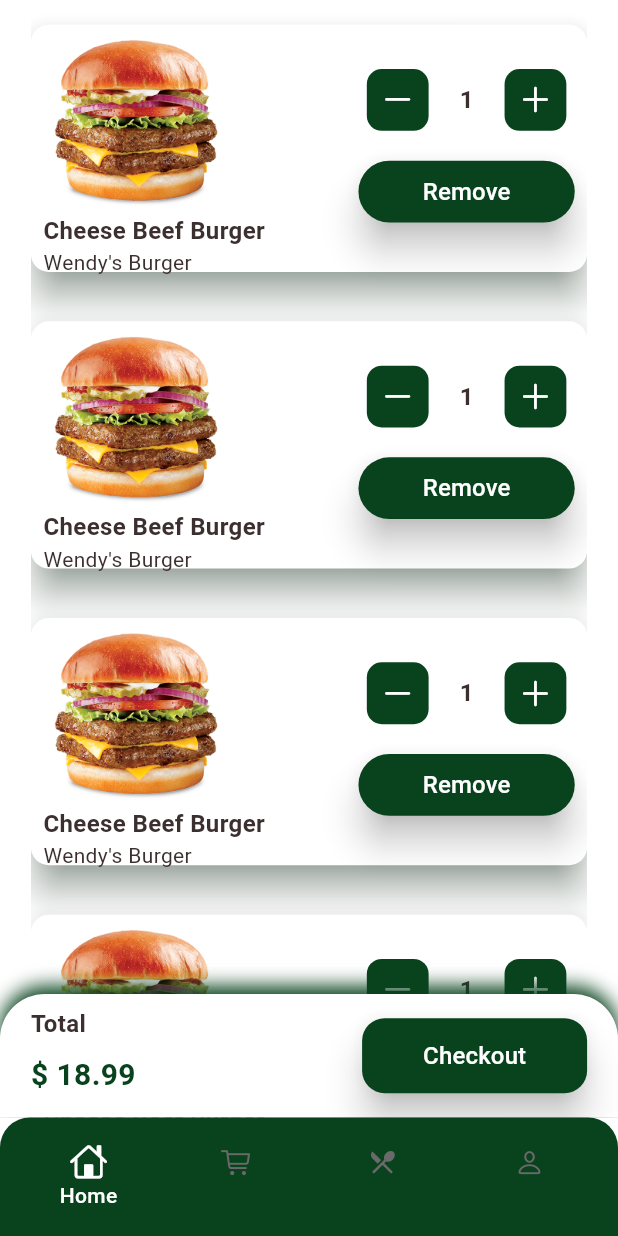
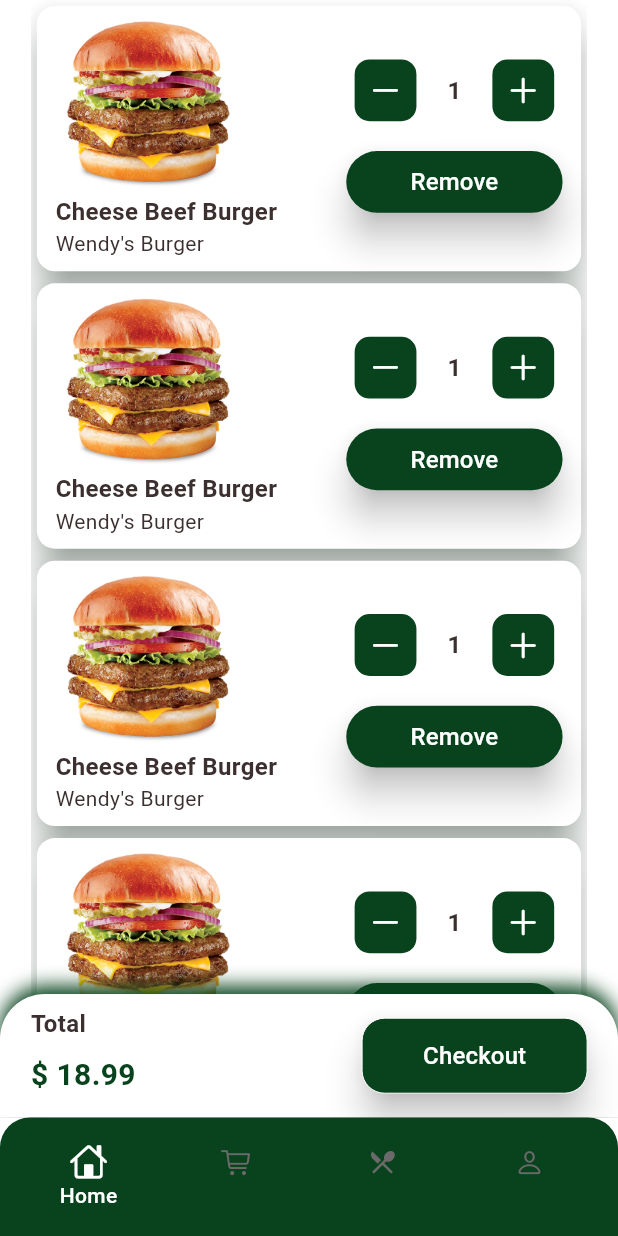
Before and after one commit to M-Waleed-Elsherbeny/Hungry-App, a Flutter app: the screen it shows after launch, swiped to page 2, on a phone screen of 412 x 824 dp. Run offline on Flutter 3.47's test engine with Material 3 defaults, Android fonts, the phone set to English and light mode, and no system bars; our stand-ins replace flutter_svg, google_fonts.

```diff
--- a/lib/core/components/custom_button.dart
+++ b/lib/core/components/custom_button.dart
@@ -8,23 +8,34 @@ class CustomButton extends StatelessWidget {
     required this.title,
     this.onTap,
     this.minimumSize,
+    this.backgroundColor,
+    this.borderColor,
+    this.textStyle,
   });
   final String title;
   final VoidCallback? onTap;
   final Size? minimumSize;
+  final Color? backgroundColor, borderColor;
+  final TextStyle? textStyle;
 
   @override
   Widget build(BuildContext context) {
     return ElevatedButton(
       onPressed: onTap,
       style: ElevatedButton.styleFrom(
-        backgroundColor: AppColors.kPrimaryColor,
-        shape: RoundedRectangleBorder(borderRadius: BorderRadius.circular(15)),
+        backgroundColor: backgroundColor ?? AppColors.kPrimaryColor,
+        shape: RoundedRectangleBorder(
+          borderRadius: BorderRadius.circular(15),
+          side: BorderSide(
+            color: borderColor ?? AppColors.kWhiteColor,
+            width: borderColor != null ? 2 : 0,
+          ),
+        ),
         alignment: Alignment.center,
         elevation: 10,
         minimumSize: minimumSize ?? const Size(150, 50),
       ),
-      child: Text(title, style: AppTextStyle.textWhite16W500),
+      child: Text(title, style: textStyle ?? AppTextStyle.textWhite16W500),
     );
   }
 }
--- a/lib/core/styles/fonts/app_text_style.dart
+++ b/lib/core/styles/fonts/app_text_style.dart
@@ -11,6 +11,12 @@ class AppTextStyle {
   static const TextStyle textGreen18W500 = TextStyle(
     color: AppColors.kPrimaryColor,
     fontSize: 18,
+    fontWeight: FontWeight.w500,
+    overflow: TextOverflow.ellipsis,
+  );
+  static const TextStyle textGreen16W500 = TextStyle(
+    color: AppColors.kPrimaryColor,
+    fontSize: 16,
     fontWeight: FontWeight.w500,
     overflow: TextOverflow.ellipsis,
   );
--- a/lib/features/cart/widgets/custom_cart_card.dart
+++ b/lib/features/cart/widgets/custom_cart_card.dart
@@ -28,24 +28,21 @@ class CustomCartCard extends StatelessWidget {
     double deviceHeight = MediaQuery.of(context).size.height;
     double deviceWidth = MediaQuery.of(context).size.width;
     return Card(
-      margin: EdgeInsets.only(
-        top: deviceHeight * 0.02,
-        bottom: deviceHeight * 0.02,
-      ),
+      // margin: EdgeInsets.only(
+      //   top: deviceHeight * 0.02,
+      //   bottom: deviceHeight * 0.02,
+      // ),
       color: AppColors.kWhiteColor,
       elevation: 10,
       shadowColor: AppColors.kPrimaryColor,
       child: Padding(
         padding: EdgeInsets.only(
-          right: deviceWidth * 0.02,
-          left: deviceWidth * 0.02,
+          right: deviceWidth * 0.03,
+          left: deviceWidth * 0.03,
         ),
         child: Row(
           children: [
-            SizedBox(
-              width: deviceWidth * 0.5,
-              height: deviceHeight * 0.2,
-              child: Column(
+            Column(
               crossAxisAlignment: CrossAxisAlignment.start,
               children: [
                 Image.asset(image, width: deviceWidth * 0.3),
@@ -64,7 +61,6 @@ class CustomCartCard extends StatelessWidget {
                   ],
                 ),
               ],
-              ),
             ),
             const Spacer(),
             Column(
--- a/lib/features/checkout/view/checkout_view.dart
+++ b/lib/features/checkout/view/checkout_view.dart
@@ -36,21 +36,18 @@ class _CheckOutViewState extends State<CheckOutView> {
               textStyle: AppTextStyle.textBrown16W600.copyWith(fontSize: 20),
             ),
             heightSpace(deviceHeight * 0.02),
-
             const CustomOrderDetails(
               order: "16.99",
               taxes: "0.09",
               deliveryFees: "1.5",
               total: "18.59",
             ),
-
             heightSpace(deviceHeight * 0.05),
             CustomText(
               text: "Payment methods",
               textStyle: AppTextStyle.textBrown16W600.copyWith(fontSize: 20),
             ),
             heightSpace(deviceHeight * 0.03),
-
             // Cash Method
             CheckoutPaymentMethod(
               paymentMethod: "Cash on delivery",
--- a/lib/features/checkout/widgets/checkout_payment_method.dart
+++ b/lib/features/checkout/widgets/checkout_payment_method.dart
@@ -13,13 +13,14 @@ class CheckoutPaymentMethod extends StatelessWidget {
     this.isVisa = false,
     required this.radioGroupValue,
     required this.onChanged,
-    this.onTap,
+    this.onTap, this.activeColor,
   });
   final String paymentMethod, paymentImage, radioValue, radioGroupValue;
   final Color? tileColor;
   final bool isVisa;
   final ValueChanged<String?> onChanged;
   final VoidCallback? onTap;
+  final Color? activeColor;
 
   @override
   Widget build(BuildContext context) {
@@ -49,7 +50,7 @@ class CheckoutPaymentMethod extends StatelessWidget {
       trailing: RadioGroup(
         groupValue: radioGroupValue,
         onChanged: onChanged,
-        child: Radio(value: radioValue, activeColor: AppColors.kWhiteColor),
+        child: Radio(value: radioValue, activeColor: activeColor ?? AppColors.kWhiteColor),
       ),
     );
   }
--- a/lib/features/home/widgets/card_grid_view.dart
+++ b/lib/features/home/widgets/card_grid_view.dart
@@ -18,7 +18,7 @@ class CardGridView extends StatelessWidget {
         crossAxisCount: 2,
         crossAxisSpacing: deviceWidth * 0.02,
         mainAxisSpacing: deviceHeight * 0.02,
-        childAspectRatio: deviceWidth / (deviceHeight * 0.5),
+        childAspectRatio: deviceWidth / (deviceHeight * 0.55),
       ),
       itemCount: 8,
       itemBuilder: (_, index) {
```
Also changed, not shown: lib/features/profile/view/profile_view.dart (+38 -6 lines), pubspec.lock, 1 other file. Lines whose indentation alone changed are shown as unchanged.
